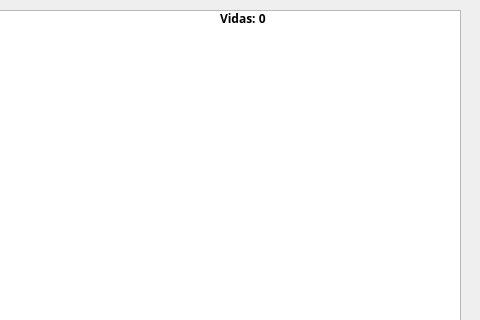
Old version of the form mainwindow.ui in the repository Sara-Ochoa/Practica5; both pictures show x 320 to 800 and y 0 to 320 of the 800 by 600 pixel window.
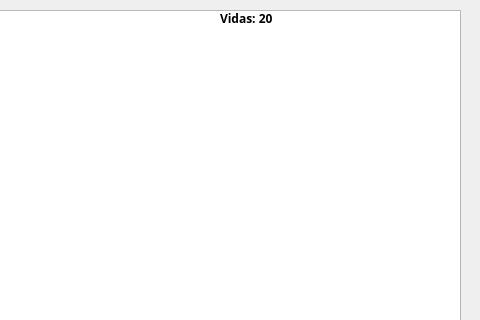
New version of the form.

Commit message: Se implementa la funcion para restar vida a pacman

Patch:
```diff
--- a/mainwindow.ui
+++ b/mainwindow.ui
@@ -59,7 +59,7 @@
      </font>
     </property>
     <property name="text">
-     <string>Vidas: 0</string>
+     <string>Vidas: 20</string>
     </property>
    </widget>
   </widget>
```
The commit also changes 7 other files.
